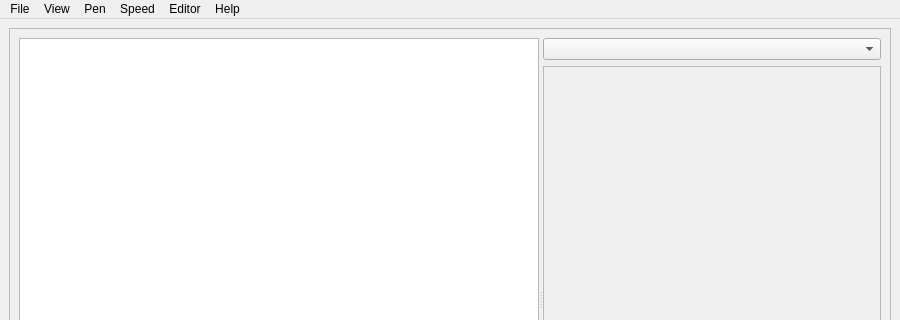
Qt form data/ui/pynguin.ui (aresnick/pynguin) before a commit; both pictures show x 0 to 900 and y 0 to 320 of the 900 by 600 pixel window.
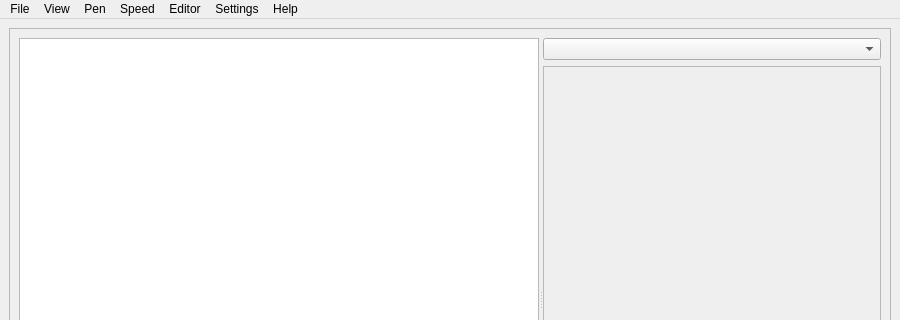
The same form after that commit.

Commit message: start on separate settings dialog

Diff of the .ui file:
```diff
--- a/data/ui/pynguin.ui
+++ b/data/ui/pynguin.ui
@@ -230,11 +230,18 @@
     <addaction name="actionIncrease_font_size"/>
     <addaction name="actionDecrease_font_size"/>
    </widget>
+   <widget class="QMenu" name="menuSettings">
+    <property name="title">
+     <string>Settings</string>
+    </property>
+    <addaction name="actionPreferences"/>
+   </widget>
    <addaction name="filemenu"/>
    <addaction name="viewmenu"/>
    <addaction name="penmenu"/>
    <addaction name="speedmenu"/>
    <addaction name="editormenu"/>
+   <addaction name="menuSettings"/>
    <addaction name="helpmenu"/>
   </widget>
   <widget class="QStatusBar" name="statusbar"/>
```
Left out of the diff: 22 changed lines with no effect on the pictures. The commit also changes 2 other files.
